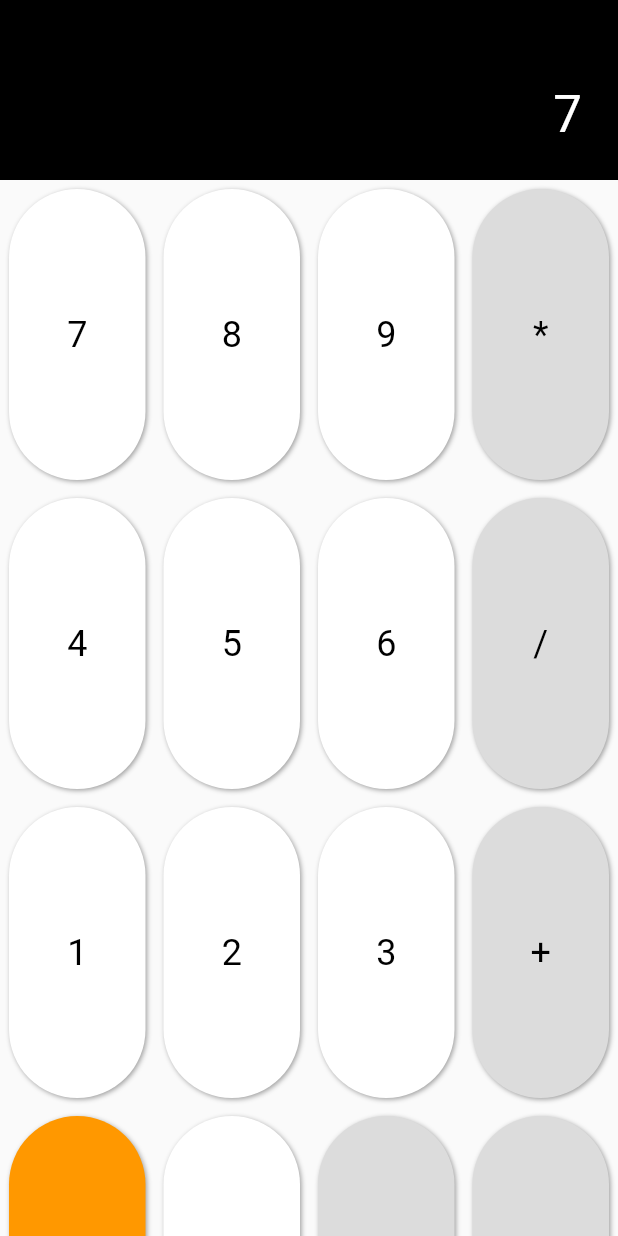
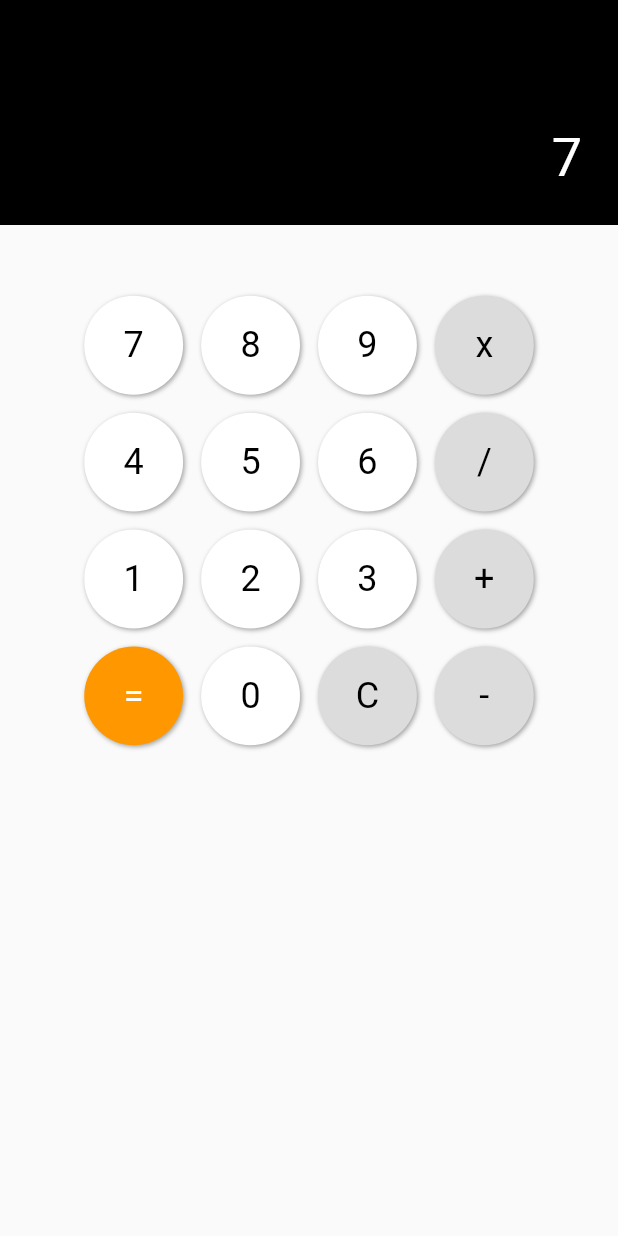
Before and after one commit to newtykip/flutter-calculator, a Flutter app: the screen it shows after launch, after a tap on an icon or button, on a phone screen of 412 x 824 dp. Run offline on Flutter 3.47's test engine with Material 2 defaults, Android fonts, the phone set to English and light mode, and no system bars.

Commit message:
Hopefully fix 99% of bugs

```diff
--- a/lib/button.dart
+++ b/lib/button.dart
@@ -4,15 +4,13 @@ class CalculatorButton extends StatelessWidget {
   CalculatorButton(
       {required this.label,
       required this.onTap,
-      required this.width,
-      required this.height,
+      required this.size,
       this.backgroundColour = Colors.white,
       this.labelColour = Colors.black});
 
   final String label;
   final VoidCallback onTap;
-  final double width;
-  final double height;
+  final double size;
   final Color backgroundColour;
   final Color labelColour;
 
@@ -21,18 +19,18 @@ class CalculatorButton extends StatelessWidget {
     return Padding(
         padding: EdgeInsets.all(6),
         child: Ink(
-          width: width,
-          height: height,
+          width: size,
+          height: size,
           decoration: BoxDecoration(
               boxShadow: [
                 BoxShadow(
                     color: Colors.grey, offset: Offset(1, 1), blurRadius: 2),
               ],
-              borderRadius: BorderRadius.all(Radius.circular(width / 2)),
+              borderRadius: BorderRadius.all(Radius.circular(size / 2)),
               color: backgroundColour),
           child: InkWell(
               customBorder: RoundedRectangleBorder(
-                  borderRadius: BorderRadius.all(Radius.circular(width / 2))),
+                  borderRadius: BorderRadius.all(Radius.circular(size / 2))),
               onTap: onTap,
               child: Center(
                   child: Text(label,
--- a/lib/calculation.dart
+++ b/lib/calculation.dart
@@ -8,30 +8,37 @@ class Calculation extends StatefulWidget {
 }
 
 class _CalculationState extends State<Calculation> {
-  int? result;
-  int? firstOperand;
-  int? secondOperand;
+  BigInt? result;
+  BigInt? firstOperand;
+  BigInt? secondOperand;
   String? operator;
-  double? width;
-  double? height;
-
+  double? size;
+  final int maxLength = 9;
   Color operatorColour = const Color.fromRGBO(220, 220, 220, 1);
 
   String _getDisplayText() {
+    debugPrint('Result: $result');
+    debugPrint('Operator: $operator');
+    debugPrint('First Operand: $firstOperand');
+    debugPrint('Second Operand: $secondOperand');
+
     if (result != null) {
-      return '$result';
+      var divisionCount = 0;
+
+      while (result.toString().length > maxLength) {
+        result = BigInt.from(result! / BigInt.from(10));
+        divisionCount++;
+      }
+
+      return '${result}e+$divisionCount';
     }
 
     if (secondOperand != null) {
-      return '$firstOperand$operator$secondOperand';
-    }
-
-    if (operator != null) {
-      return '$firstOperand$operator';
+      return secondOperand.toString();
     }
 
     if (firstOperand != null) {
-      return '$firstOperand';
+      return firstOperand.toString();
     }
 
     return '0';
@@ -45,16 +52,18 @@ class _CalculationState extends State<Calculation> {
     return CalculatorButton(
         label: text,
         onTap: onTap,
-        width: (width! / 4) - 12,
-        height: (height! / 4) - 12,
+        size: size! / 2.5,
         backgroundColour: backgroundColour,
         labelColour: textColour);
   }
 
   @override
   void didChangeDependencies() {
-    width = MediaQuery.of(context).size.width;
-    height = MediaQuery.of(context).size.height;
+    var q = MediaQuery.of(context).size;
+    size = q.width > q.height ? q.width : q.height;
+    size = size! / 5;
+    debugPrint('Size: $size');
+    debugPrint('Dimensions: ${q.width}x${q.height}');
     super.didChangeDependencies();
   }
 
@@ -62,15 +71,18 @@ class _CalculationState extends State<Calculation> {
   Widget build(BuildContext context) {
     return Column(children: [
       ResultDisplay(text: _getDisplayText()),
+      Padding(
+          padding:
+              EdgeInsets.only(top: (size! / 4) / 2, bottom: (size! / 4) / 2)),
       Row(children: [
         _getButton(text: '7', onTap: () => numberPressed(7)),
         _getButton(text: '8', onTap: () => numberPressed(8)),
         _getButton(text: '9', onTap: () => numberPressed(9)),
         _getButton(
-            text: '*',
+            text: 'x',
             onTap: () => operatorPressed('*'),
             backgroundColour: operatorColour)
-      ]),
+      ], mainAxisAlignment: MainAxisAlignment.center),
       Row(children: [
         _getButton(text: '4', onTap: () => numberPressed(4)),
         _getButton(text: '5', onTap: () => numberPressed(5)),
@@ -79,7 +91,7 @@ class _CalculationState extends State<Calculation> {
             text: '/',
             onTap: () => operatorPressed('/'),
             backgroundColour: operatorColour)
-      ]),
+      ], mainAxisAlignment: MainAxisAlignment.center),
       Row(children: [
         _getButton(text: '1', onTap: () => numberPressed(1)),
         _getButton(text: '2', onTap: () => numberPressed(2)),
@@ -88,7 +100,7 @@ class _CalculationState extends State<Calculation> {
             text: '+',
             onTap: () => operatorPressed('+'),
             backgroundColour: operatorColour)
-      ]),
+      ], mainAxisAlignment: MainAxisAlignment.center),
       Row(children: [
         _getButton(
             text: '=',
@@ -101,28 +113,28 @@ class _CalculationState extends State<Calculation> {
             text: '-',
             onTap: () => operatorPressed('-'),
             backgroundColour: operatorColour)
-      ])
+      ], mainAxisAlignment: MainAxisAlignment.center)
     ]);
   }
 
-  numberPressed(int number) {
+  numberPressed(int n) {
+    var number = BigInt.from(n);
+
     setState(() {
-      // If the previous calculation is finished, set the result to null and set the first operand
-      if (result != null) {
-        result = null;
-        firstOperand = number;
-        return;
-      }
-
       // If the first operand is unset, set it now
       if (firstOperand == null) {
         firstOperand = number;
         return;
       }
 
+      // Cap the first operand at the max length
+      if (firstOperand.toString().length >= maxLength && operator == null) {
+        return;
+      }
+
       // If the operator has not been set, pressing a number will concat the number to the first operand. This allows for multi-digit operations.
       if (firstOperand != null && operator == null) {
-        firstOperand = int.parse('$firstOperand$number');
+        firstOperand = BigInt.parse('$firstOperand$number');
         return;
       }
 
@@ -132,17 +144,21 @@ class _CalculationState extends State<Calculation> {
         return;
       }
 
-      secondOperand = int.parse('$secondOperand$number');
+      if (secondOperand.toString().length >= maxLength) {
+        return;
+      }
+
+      secondOperand = BigInt.parse('$secondOperand$number');
     });
   }
 
-  operatorPressed(String operator) {
-    firstOperand ??= 0;
-    this.operator = operator;
+  operatorPressed(String op) {
+    firstOperand ??= BigInt.from(0);
+    operator = op;
   }
 
   calculateResult() {
-    if (operator == null || secondOperand == null) {
+    if (firstOperand == null || operator == null || secondOperand == null) {
       return;
     }
 
@@ -158,17 +174,16 @@ class _CalculationState extends State<Calculation> {
           result = firstOperand! * secondOperand!;
           break;
         case '/':
-          if (secondOperand == 0) {
+          if (secondOperand == BigInt.from(0)) {
             return;
           }
           result = firstOperand! ~/ secondOperand!;
           break;
       }
 
-      firstOperand = result;
+      firstOperand = null;
       operator = null;
       secondOperand = null;
-      result = null;
     });
   }
 
--- a/lib/result.dart
+++ b/lib/result.dart
@@ -10,7 +10,7 @@ class ResultDisplay extends StatelessWidget {
   Widget build(BuildContext context) {
     return Container(
         width: double.infinity,
-        height: 120,
+        height: 150,
         color: Colors.black,
         child: Container(
           alignment: Alignment.bottomRight,
@@ -20,8 +20,11 @@ class ResultDisplay extends StatelessWidget {
           ),
           child: Text(
             text,
+            maxLines: 1,
+            softWrap: false,
+            overflow: TextOverflow.fade,
             style: TextStyle(
-              color: Colors.white, fontSize: 34
+              color: Colors.white, fontSize: 36
             )
           )
         )
--- a/pubspec.yaml
+++ b/pubspec.yaml
@@ -3,7 +3,7 @@ description: A new Flutter project.
 
 # The following line prevents the package from being accidentally published to
 # pub.dev using `flutter pub publish`. This is preferred for private packages.
-publish_to: 'none' # Remove this line if you wish to publish to pub.dev
+publish_to: "none" # Remove this line if you wish to publish to pub.dev
 
 # The following defines the version and build number for your application.
 # A version number is three numbers separated by dots, like 1.2.43
@@ -30,7 +30,6 @@ dependencies:
   flutter:
     sdk: flutter
 
-
   # The following adds the Cupertino Icons font to your application.
   # Use with the CupertinoIcons class for iOS style icons.
   cupertino_icons: ^1.0.2
@@ -51,7 +50,6 @@ dev_dependencies:
 
 # The following section is specific to Flutter.
 flutter:
-
   # The following line ensures that the Material Icons font is
   # included with your application, so that you can use the icons in
   # the material Icons class.
```
Also changed, not shown: 5 other files.
